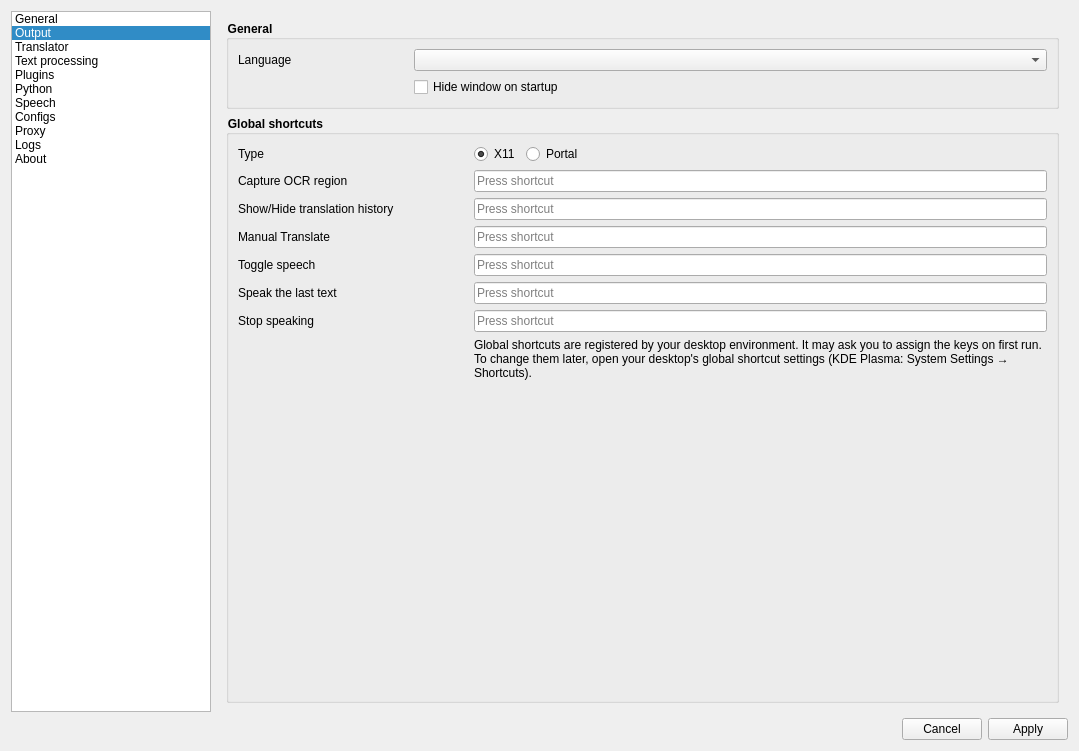
Kirizaku/AurexTranslator, file src/UI/forms/mainwindow.ui: the form before one commit.
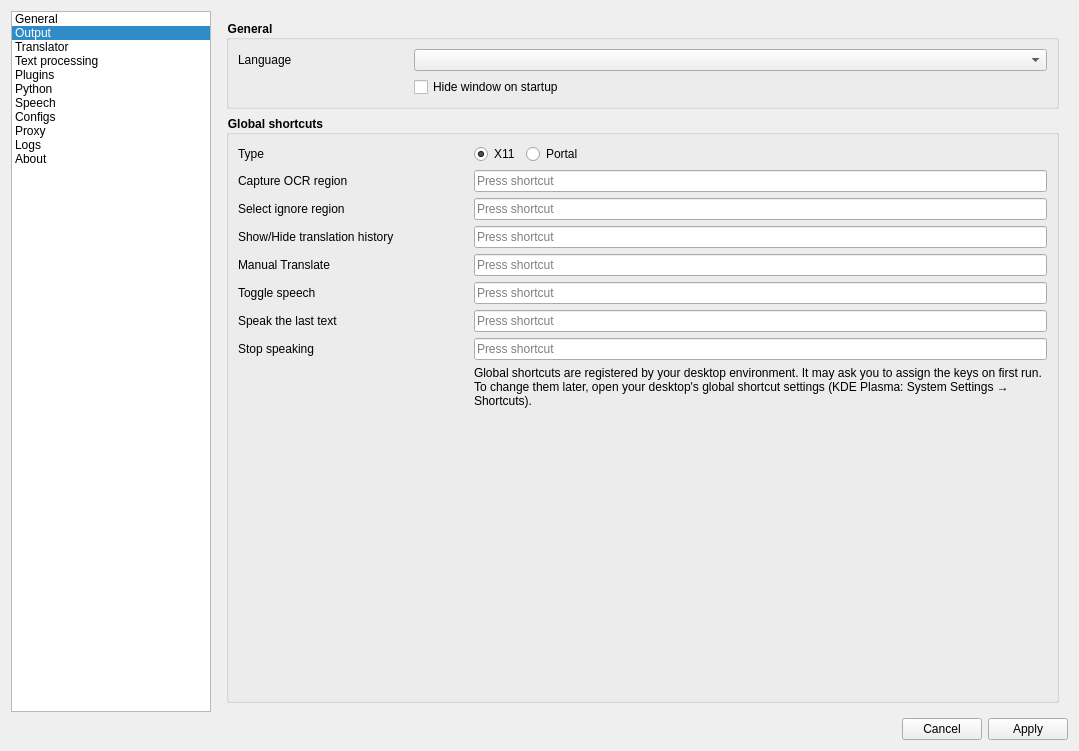
The form after the commit. The open tabs and pages were chosen to show the change. Custom widgets are drawn as their Qt base class.

Commit message:
feat: add a global hotkey for selecting the inner ignore region
- merges captureRegion/captureInnerRegion into selectNewRegion/
  selectNewInnerRegion - same logic, previously duplicated only over
  whether a warning dialog showed
- fixes repeated hotkey presses stacking duplicate warning dialogs on
  the two hotkeys that can show one; the rest never show a dialog and
  stay direct, unguarded connections
- history hotkey now cancels an in-progress region selection instead of
  doing nothing

What changed in the file:
```diff
--- a/src/UI/forms/mainwindow.ui
+++ b/src/UI/forms/mainwindow.ui
@@ -244,49 +244,59 @@
              <widget class="QKeySequenceEdit" name="generalHotkeySelectNewRegionEdit"/>
             </item>
             <item row="2" column="0">
+             <widget class="QLabel" name="generalHotkeyInnerRegionCaption">
+              <property name="text">
+               <string>Select ignore region</string>
+              </property>
+             </widget>
+            </item>
+            <item row="2" column="1">
+             <widget class="QKeySequenceEdit" name="generalHotkeyInnerRegionEdit"/>
+            </item>
+            <item row="3" column="0">
              <widget class="QLabel" name="generalHotkeyHistoryTranslationCaption">
               <property name="text">
                <string>Show/Hide translation history</string>
               </property>
              </widget>
             </item>
-            <item row="2" column="1">
-             <widget class="QKeySequenceEdit" name="generalHotkeyHistoryTranslationEdit"/>
-            </item>
             <item row="3" column="1">
+             <widget class="QKeySequenceEdit" name="generalHotkeyHistoryTranslationEdit"/>
+            </item>
+            <item row="4" column="1">
              <widget class="QKeySequenceEdit" name="generalHotkeyManualTranslateEdit"/>
             </item>
-            <item row="5" column="0">
+            <item row="6" column="0">
              <widget class="QLabel" name="generalHotkeySpeakTextCaption">
               <property name="text">
                <string>Speak the last text</string>
               </property>
              </widget>
             </item>
-            <item row="5" column="1">
+            <item row="6" column="1">
              <widget class="QKeySequenceEdit" name="generalHotkeySpeakTextEdit"/>
             </item>
-            <item row="6" column="0">
+            <item row="7" column="0">
              <widget class="QLabel" name="generalHotkeyStopSpeechCaption">
               <property name="text">
                <string>Stop speaking</string>
               </property>
              </widget>
             </item>
-            <item row="6" column="1">
+            <item row="7" column="1">
              <widget class="QKeySequenceEdit" name="generalHotkeyStopSpeechEdit"/>
             </item>
-            <item row="4" column="0">
+            <item row="5" column="0">
              <widget class="QLabel" name="generalHotkeyToggleSpeechCaption">
               <property name="text">
                <string>Toggle speech</string>
               </property>
              </widget>
             </item>
-            <item row="4" column="1">
+            <item row="5" column="1">
              <widget class="QKeySequenceEdit" name="generalHotkeyToggleSpeechEdit"/>
             </item>
-            <item row="7" column="0">
+            <item row="8" column="0">
              <spacer name="horizontalSpacer_6">
               <property name="orientation">
                <enum>Qt::Horizontal</enum>
@@ -302,7 +312,7 @@
               </property>
              </spacer>
             </item>
-            <item row="7" column="1">
+            <item row="8" column="1">
              <widget class="QLabel" name="generalPortalHotkeysHint">
               <property name="text">
                <string>Global shortcuts are registered by your desktop environment. It may ask you to assign the keys on first run. To change them later, open your desktop's global shortcut settings (KDE Plasma: System Settings → Shortcuts).</string>
@@ -312,7 +322,7 @@
               </property>
              </widget>
             </item>
-            <item row="8" column="1">
+            <item row="9" column="1">
              <spacer name="verticalSpacer_3">
               <property name="orientation">
                <enum>Qt::Vertical</enum>
@@ -325,7 +335,7 @@
               </property>
              </spacer>
             </item>
-            <item row="3" column="0">
+            <item row="4" column="0">
              <widget class="QLabel" name="generalHotkeyManualTranslateCaption">
               <property name="text">
                <string>Manual Translate</string>
```
The commit also changes 7 other files.
